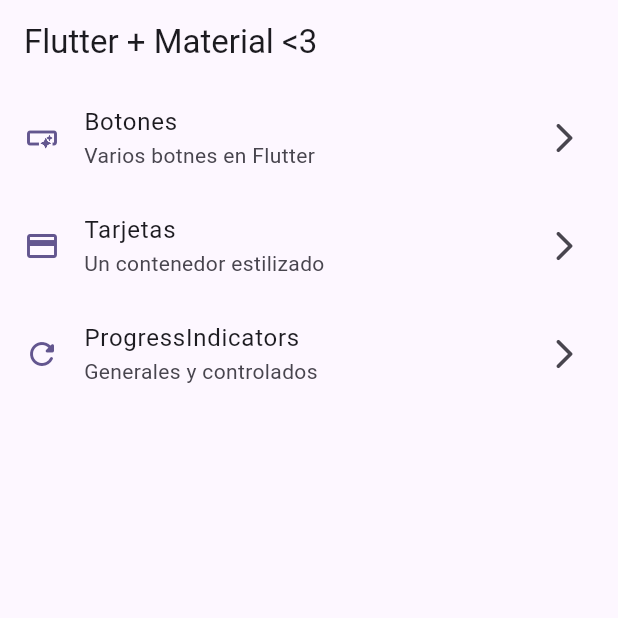
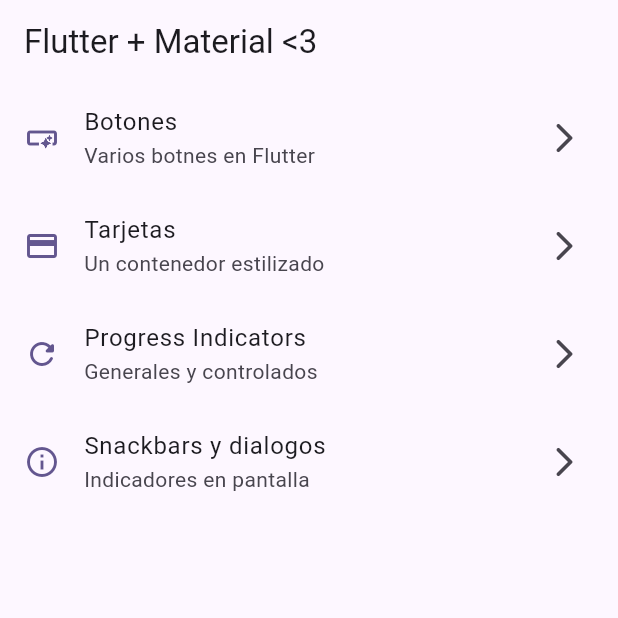
Before and after one commit to candelariadev/widgets_app, a Flutter app: the screen it shows after launch, on a phone screen of 412 x 824 dp, the top half of it. Run offline on Flutter 3.47's test engine with Material 3 defaults, Android fonts, the phone set to English and light mode, and no system bars; our stand-ins replace go_router.

```diff
--- a/lib/config/menu/menu_items.dart
+++ b/lib/config/menu/menu_items.dart
@@ -28,9 +28,15 @@ const appMenuItems = <MenuItem>[
     icon: Icons.credit_card,
   ),
   MenuItem(
-    title: 'ProgressIndicators',
+    title: 'Progress Indicators',
     subTitle: 'Generales y controlados',
     link: '/progress',
     icon: Icons.refresh_rounded,
   ),
+  MenuItem(
+    title: 'Snackbars y dialogos',
+    subTitle: 'Indicadores en pantalla',
+    link: '/snackbars',
+    icon: Icons.info_outline,
+  ),
 ];
--- a/lib/config/router/app_router.dart
+++ b/lib/config/router/app_router.dart
@@ -24,5 +24,10 @@ final appRouter = GoRouter(
       name: ProgressScreen.name,
       builder: (context, state) => ProgressScreen(),
     ),
+    GoRoute(
+      path: '/snackbars',
+      name: SnackbarScreen.name,
+      builder: (context, state) => SnackbarScreen(),
+    ),
   ],
 );
```
Also changed, not shown: lib/presentation/screens/snackbar/snackbar_screen.dart (+18 -3 lines).
